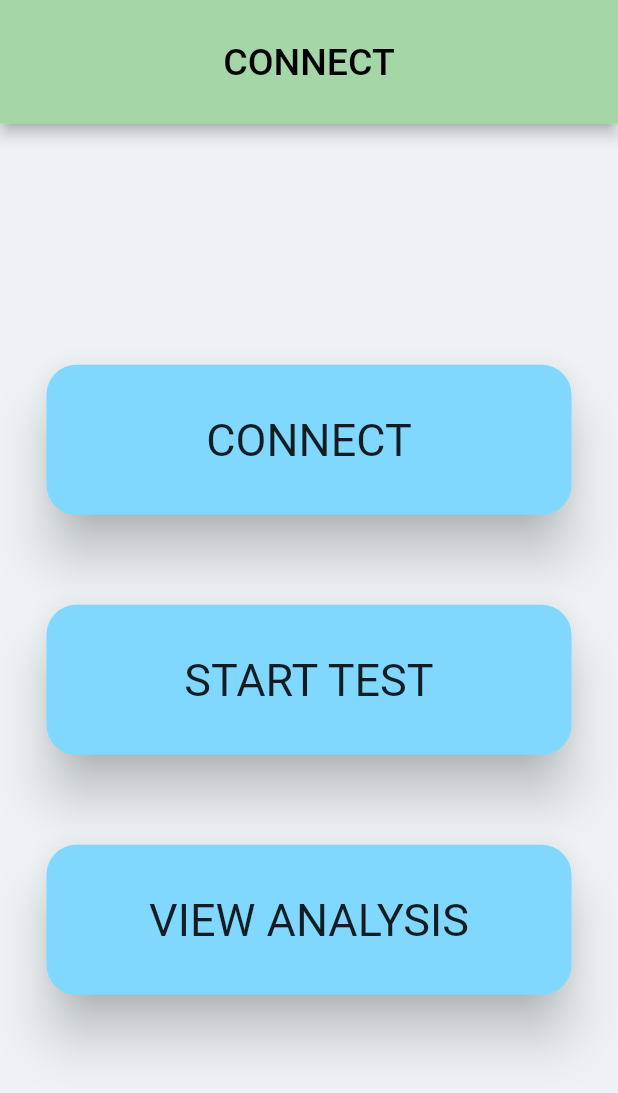
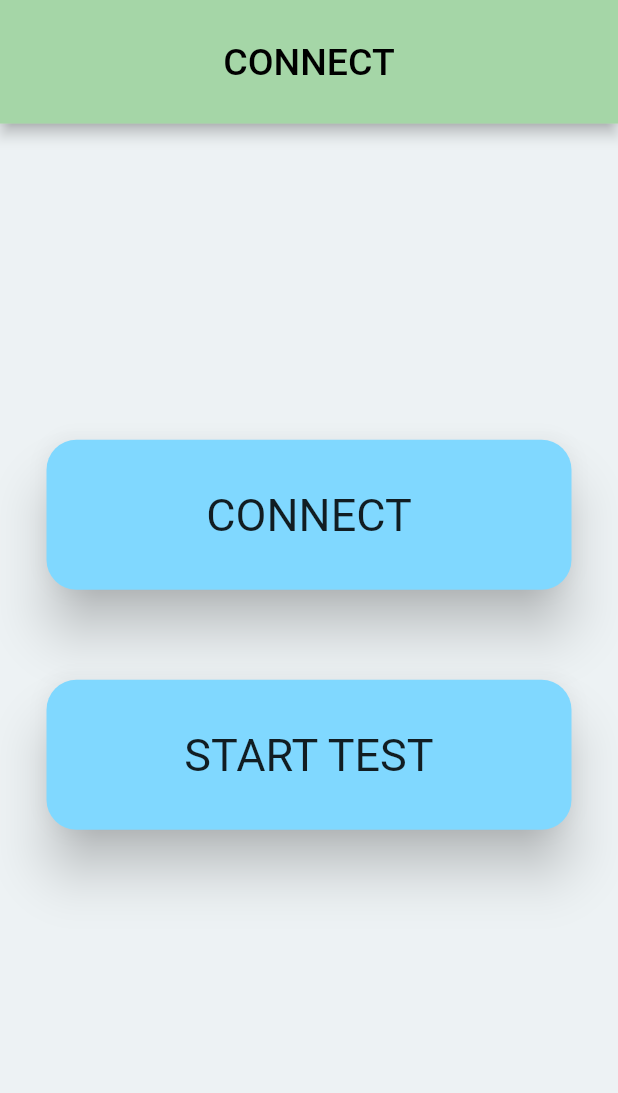
Before and after one commit to shravanicm17/OSIRIS-IH, a Flutter app: the ConnectPage screen opened directly, on a phone screen of 412 x 824 dp. Shown: the top 1093 px of the screen. Run offline on Flutter 3.47's test engine with Material 2 defaults, Android fonts, the phone set to English and light mode, and no system bars; our stand-ins replace charts_flutter, curved_navigation_bar.

Commit message:
minor button change

```diff
--- a/lib/screens/main tabs/connect_pages/connect3.dart
+++ b/lib/screens/main tabs/connect_pages/connect3.dart
@@ -63,24 +63,24 @@ class ConnectPage extends StatelessWidget {
                 ),
               ),
               SizedBox(height: 60),
-              ElevatedButton(
-                child: Text('VIEW ANALYSIS'),
-                onPressed: () {
-                  Navigator.pushNamed(context, '/analysis');
-                },
-                style: ElevatedButton.styleFrom(
-                    padding: EdgeInsets.all(20.0),
-                    fixedSize: Size(350, 100),
-                    shape: RoundedRectangleBorder(
-                      borderRadius: BorderRadius.all(Radius.circular(20)),
-                    ),
-                    textStyle: TextStyle(
-                      fontSize: 30,
-                    ),
-                    primary: Colors.lightBlueAccent[100],
-                    onPrimary: Colors.black87,
-                    elevation: 15),
-              ),
+              // ElevatedButton(
+              //   child: Text('VIEW ANALYSIS'),
+              //   onPressed: () {
+              //     Navigator.pushNamed(context, '/analysis');
+              //   },
+              //   style: ElevatedButton.styleFrom(
+              //       padding: EdgeInsets.all(20.0),
+              //       fixedSize: Size(350, 100),
+              //       shape: RoundedRectangleBorder(
+              //         borderRadius: BorderRadius.all(Radius.circular(20)),
+              //       ),
+              //       textStyle: TextStyle(
+              //         fontSize: 30,
+              //       ),
+              //       primary: Colors.lightBlueAccent[100],
+              //       onPrimary: Colors.black87,
+              //       elevation: 15),
+              // ),
             ],
           ),
         ),
```
Also changed, not shown: lib/screens/main tabs/profile_pages/profile.dart (+5 -3 lines), 1 other file.
